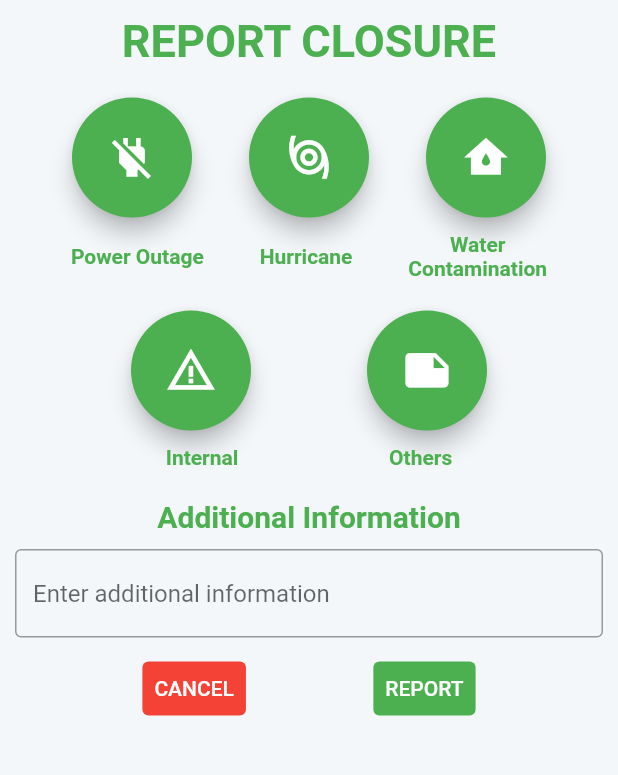
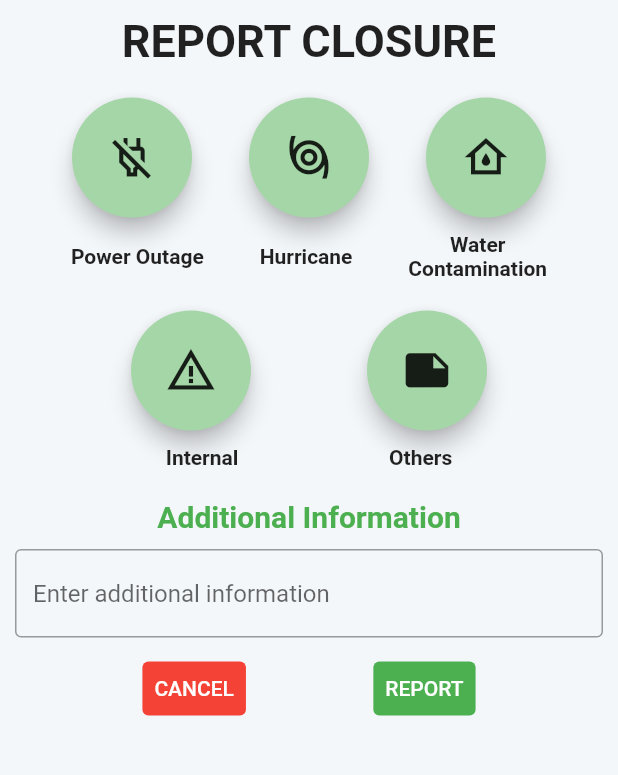
Before and after one commit to yurijhang0/DialysisNow, a Flutter app: the ReportScreen screen opened directly, on a phone screen of 412 x 824 dp, the part 84-859 px from its top. Run offline on Flutter 3.47's test engine with Material 2 defaults, Android fonts, the phone set to English and light mode, and no system bars; our stand-ins replace google_maps_flutter, page_transition, url_launcher_web; missing offline and left inert: geolocator_web; network calls fail.

Commit message:
Update UI

```diff
--- a/lib/src/screens/ReportScreen.dart
+++ b/lib/src/screens/ReportScreen.dart
@@ -73,7 +73,7 @@ class _ReportScreenState extends State<ReportScreen> {
               style: TextStyle(
                 fontSize: 30,
                 fontWeight: FontWeight.bold,
-                color: Colors.green,
+                color: Colors.black87,
               ),
               //textAlign: TextAlign.center,
             ),
@@ -87,7 +87,8 @@ class _ReportScreenState extends State<ReportScreen> {
                   child: FittedBox(
                     child: FloatingActionButton(
                       shape: CircleBorder(),
-                      child: Icon(Icons.power_off),
+                      backgroundColor: Colors.green[200],
+                      child: Icon(Icons.power_off_outlined, color: Colors.black87),
                       onPressed: (){
                         powerOutageBool = true;
                       },
@@ -100,7 +101,8 @@ class _ReportScreenState extends State<ReportScreen> {
                     child: FittedBox(
                       child: FloatingActionButton(
                         shape: CircleBorder(),
-                        child: Icon(Icons.storm),
+                        backgroundColor: Colors.green[200],
+                        child: Icon(Icons.storm, color: Colors.black87),
                         onPressed: (){
                           hurricaneBool = true;
                         },
@@ -113,7 +115,8 @@ class _ReportScreenState extends State<ReportScreen> {
                     child: FittedBox(
                       child: FloatingActionButton(
                         shape: CircleBorder(),
-                        child: Icon(Icons.water_damage),
+                        backgroundColor: Colors.green[200],
+                        child: Icon(Icons.water_damage_outlined, color: Colors.black87),
                         onPressed: (){
                           waterContaminationBool = true;
                         },
@@ -133,7 +136,7 @@ class _ReportScreenState extends State<ReportScreen> {
                     style: TextStyle(
                       fontSize: 14,
                       fontWeight: FontWeight.bold,
-                      color: Colors.green,
+                      color: Colors.black87,
                     ),
                   )
                 ),
@@ -144,7 +147,7 @@ class _ReportScreenState extends State<ReportScreen> {
                       style: TextStyle(
                         fontSize: 14,
                         fontWeight: FontWeight.bold,
-                        color: Colors.green,
+                        color: Colors.black87,
                       ),
                     )
                 ),
@@ -157,7 +160,7 @@ class _ReportScreenState extends State<ReportScreen> {
                           style: TextStyle(
                             fontSize: 14,
                             fontWeight: FontWeight.bold,
-                            color: Colors.green,
+                            color: Colors.black87,
                           ),
                         ),
                         Text(
@@ -166,7 +169,7 @@ class _ReportScreenState extends State<ReportScreen> {
                           style: TextStyle(
                             fontSize: 14,
                             fontWeight: FontWeight.bold,
-                            color: Colors.green,
+                            color: Colors.black87,
                           ),
                         )
                       ],
@@ -184,7 +187,8 @@ class _ReportScreenState extends State<ReportScreen> {
                     child: FittedBox(
                       child: FloatingActionButton(
                         shape: CircleBorder(),
-                        child: Icon(Icons.warning_amber),
+                        backgroundColor: Colors.green[200],
+                        child: Icon(Icons.warning_amber, color: Colors.black87),
                         onPressed: (){
                           internalBool = true;
                         },
@@ -197,7 +201,8 @@ class _ReportScreenState extends State<ReportScreen> {
                     child: FittedBox(
                       child: FloatingActionButton(
                         shape: CircleBorder(),
-                        child: Icon(Icons.note),
+                        backgroundColor: Colors.green[200],
+                        child: Icon(Icons.note, color: Colors.black87),
                         onPressed: (){
                           otherBool = true;
                         },
@@ -217,7 +222,7 @@ class _ReportScreenState extends State<ReportScreen> {
                       style: TextStyle(
                         fontSize: 14,
                         fontWeight: FontWeight.bold,
-                        color: Colors.green,
+                        color: Colors.black87,
                       ),
                     )
                 ),
@@ -228,7 +233,7 @@ class _ReportScreenState extends State<ReportScreen> {
                       style: TextStyle(
                         fontSize: 14,
                         fontWeight: FontWeight.bold,
-                        color: Colors.green,
+                        color: Colors.black87,
                       ),
                     )
                 ),
```
Also changed, not shown: lib/src/screens/InfoScreen.dart (+7 -7 lines), 4 other files.
